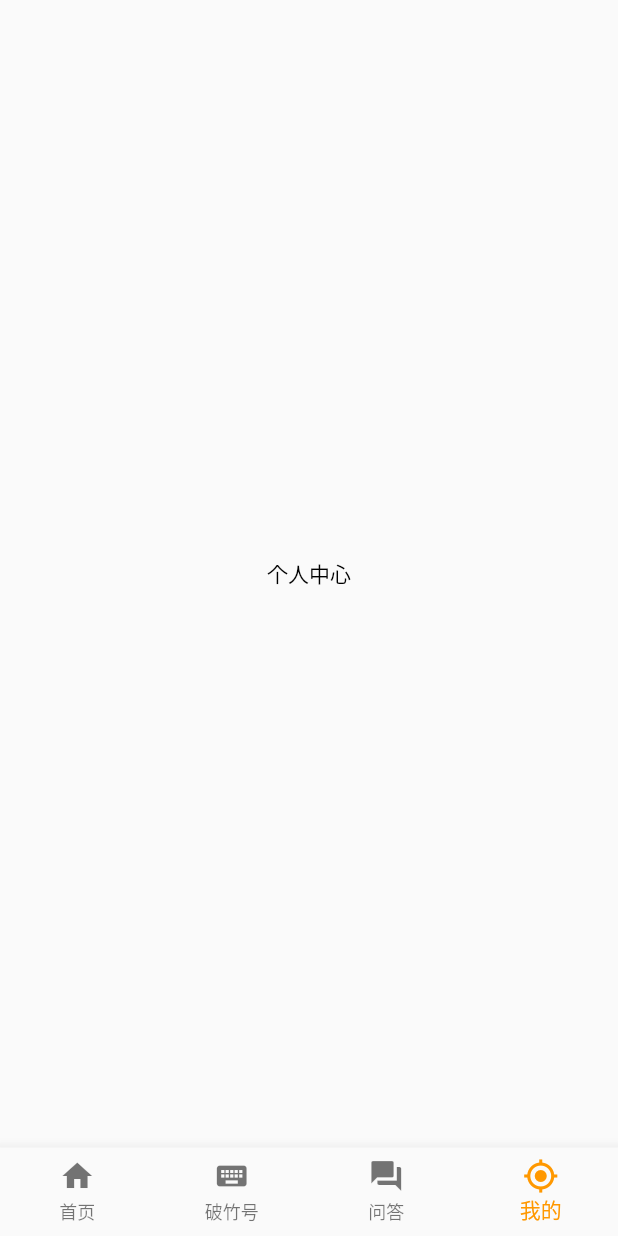
After one commit to mizhai/Flutter_lyawei, a Flutter app: the PozhuHomePage screen opened directly, item 4 of the bottom bar chosen, on a phone screen of 412 x 824 dp. The commit adds this screen. Run offline on Flutter 3.47's test engine with Material 2 defaults, Android fonts, the phone set to English and light mode, and no system bars; our stand-ins replace dio, fluttertoast.

Commit message:
bottomNavigationBar的使用

```diff
--- /dev/null
+++ b/lib/PozhuHomePage.dart
@@ -0,0 +1,55 @@
+import 'package:flutter/material.dart';
+import 'package:flutter_lyawei/tab/HomeTabPage.dart';
+import 'package:flutter_lyawei/tab/MyTabPage.dart';
+import 'package:flutter_lyawei/tab/PzPlusTabPage.dart';
+import 'package:flutter_lyawei/tab/QuestionTabPage.dart';
+
+class PozhuHomePage extends StatefulWidget {
+  @override
+  State<StatefulWidget> createState() {
+    return _PozhuHomePageState();
+  }
+}
+
+class _PozhuHomePageState extends State<PozhuHomePage> {
+  var _selectedIndex = 0;
+  final _widgetOptions = [
+    HomeTabPage(),
+    PzPlusTabPage(),
+    QuestionTabPage(),
+    MyTabPage(),
+  ];
+
+  @override
+  Widget build(BuildContext context) {
+    return Scaffold(
+//      appBar: AppBar(
+//        title: Text('破竹'),
+//      ),
+      body: (Center(
+        child: _widgetOptions.elementAt(_selectedIndex),
+      )),
+      bottomNavigationBar: BottomNavigationBar(
+        items: <BottomNavigationBarItem>[
+          BottomNavigationBarItem(icon: Icon(Icons.home), title: Text('首页')),
+          BottomNavigationBarItem(
+              icon: Icon(Icons.keyboard), title: Text('破竹号')),
+          BottomNavigationBarItem(
+              icon: Icon(Icons.question_answer), title: Text('问答')),
+          BottomNavigationBarItem(
+              icon: Icon(Icons.my_location), title: Text('我的')),
+        ],
+        currentIndex: _selectedIndex,
+        fixedColor: Colors.orange,
+        onTap: _onItemTapped,
+        type: BottomNavigationBarType.fixed,
+      ),
+    );
+  }
+
+  void _onItemTapped(int index) {
+    setState(() {
+      _selectedIndex = index;
+    });
+  }
+}
--- /dev/null
+++ b/lib/tab/HomeTabPage.dart
@@ -0,0 +1,29 @@
+import 'package:flutter/cupertino.dart';
+import 'package:flutter/material.dart';
+
+class HomeTabPage extends StatefulWidget {
+  @override
+  State<StatefulWidget> createState() {
+    return _HomeTabPage();
+  }
+}
+
+class _HomeTabPage extends State<HomeTabPage> {
+  @override
+  Widget build(BuildContext context) {
+    return Container(
+      child: CupertinoApp(
+        home: CupertinoPageScaffold(
+            navigationBar: CupertinoNavigationBar(
+              leading: Icon(CupertinoIcons.back),
+              middle: Text('首页'),
+              trailing: Icon(CupertinoIcons.share),
+            ),
+            child: Container(
+              alignment: Alignment.center,
+              child: Text('iOS风格首页', style: TextStyle(color: Colors.black)),
+            )),
+      ),
+    );
+  }
+}
--- /dev/null
+++ b/lib/tab/MyTabPage.dart
@@ -0,0 +1,19 @@
+import 'package:flutter/material.dart';
+
+class MyTabPage extends StatefulWidget {
+  @override
+  State<StatefulWidget> createState() {
+    // TODO: implement createState
+    return _MyTabPageState();
+  }
+}
+
+class _MyTabPageState extends State<MyTabPage> {
+  @override
+  Widget build(BuildContext context) {
+    return Container(
+      alignment: Alignment.center,
+      child: Text('个人中心', style: TextStyle(color: Colors.black)),
+    );
+  }
+}
```
Also changed, not shown: lib/DemosHome.dart (+10 -0 lines), lib/tab/PzPlusTabPage.dart (added, +19 -0 lines), lib/tab/QuestionTabPage.dart (added, +19 -0 lines).
